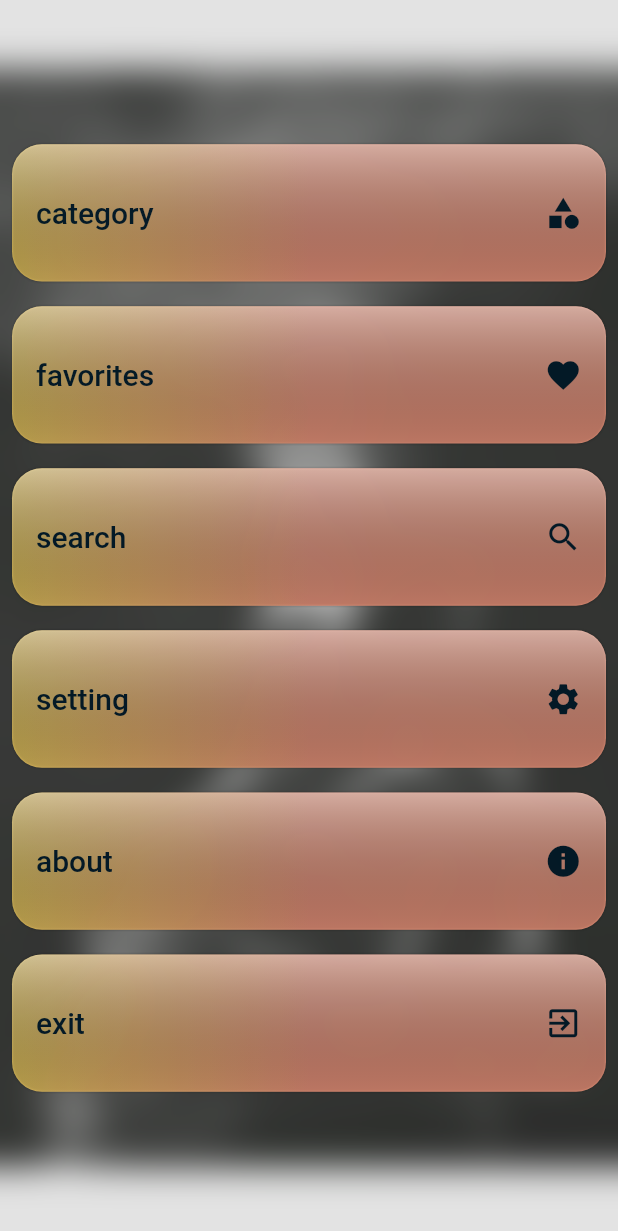
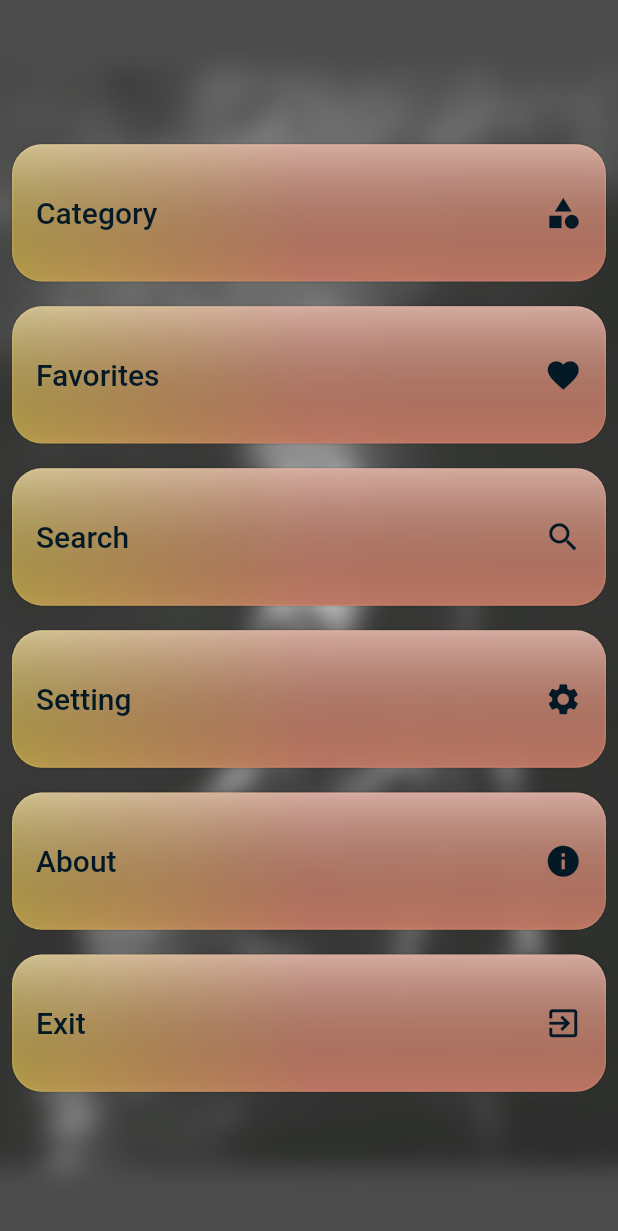
Before and after one commit to b3hzadsh/apps-inf0, a Flutter app: the screen it shows after launch, on a phone screen of 412 x 824 dp. Shown: the top 1231 px of the screen. Run offline on Flutter 3.47's test engine with Material 2 defaults, Android fonts, the phone set to English and light mode, and no system bars; Roboto replaces fonts that are missing (VAGROUND).

Commit message:
change bg - font

```diff
--- a/lib/main.dart
+++ b/lib/main.dart
@@ -3,7 +3,6 @@ import 'package:apps_info/screens/category.dart';
 import 'package:apps_info/screens/home.dart';
 import 'package:apps_info/screens/search.dart';
 import 'package:apps_info/screens/setting_screen.dart';
-import 'package:apps_info/screens/the_home.dart';
 import 'package:flutter/material.dart';
 
 void main() {
@@ -14,6 +13,7 @@ class MyApp extends StatelessWidget {
   @override
   Widget build(BuildContext context) {
     return MaterialApp(
+      theme: ThemeData(brightness: Brightness.dark, fontFamily: "VAGROUND"),
       debugShowCheckedModeBanner: false,
       title: 'Apps info',
       // home: MyHomePage(),
@@ -24,13 +24,13 @@ class MyApp extends StatelessWidget {
             builder: (context) => MyHomePage(),
             // bring splash screen at startup
           );
-        if (setting.name == "/screen/search") // for home
+        if (setting.name == "/screen/Search") // for home
           return MaterialPageRoute(
             builder: (context) => SearchScreen(),
             // bring choosing cat screen to user
           );
 
-        if (setting.name == "/screen/category") // for home
+        if (setting.name == "/screen/Category") // for home
           return MaterialPageRoute(
             builder: (context) => CategoryScreen(),
             // bring home
@@ -40,7 +40,7 @@ class MyApp extends StatelessWidget {
             builder: (context) => ArtScreen(),
             // bring home
           );
-        if (setting.name == "/screen/setting") // for home
+        if (setting.name == "/screen/Setting") // for home
           return MaterialPageRoute(
             builder: (context) => SettingScreen(),
             // bring home
--- a/lib/screens/category.dart
+++ b/lib/screens/category.dart
@@ -1,4 +1,6 @@
+import 'package:apps_info/utils/widgets.dart';
 import 'package:flutter/material.dart';
+import 'dart:ui' as ui;
 
 class CategoryScreen extends StatelessWidget {
   @override
@@ -33,8 +35,9 @@ class CategoryScreen extends StatelessWidget {
           tag: "CatHero",
         ),
       ),
-      body: Padding(
-        padding: const EdgeInsets.symmetric(vertical: 10),
+      body: MyBlurBg(
+        child: Padding(
+          padding: EdgeInsets.symmetric(vertical: 10),
           child: ListView(
             children: List<Widget>.generate(
               cats.length,
@@ -59,7 +62,7 @@ class CategoryScreen extends StatelessWidget {
                                 child: Text(
                                   cats[index],
                                   style: TextStyle(
-                                    color: Colors.grey[800], fontSize: 20),
+                                      color: Colors.grey[200], fontSize: 20),
                                 ),
                               ),
                               Icon(Icons.arrow_forward_ios)
@@ -75,6 +78,7 @@ class CategoryScreen extends StatelessWidget {
             ),
           ),
         ),
+      ),
     );
   }
 }
--- a/lib/screens/home.dart
+++ b/lib/screens/home.dart
@@ -1,9 +1,7 @@
-import 'package:apps_info/utils/path.dart';
 import 'dart:ui' as ui;
 import 'package:apps_info/utils/widgets.dart';
 import 'package:flutter/material.dart';
 import 'package:flutter/rendering.dart';
-import 'package:flutter_svg/flutter_svg.dart';
 
 class MyHomePage extends StatefulWidget {
   MyHomePage({Key key, this.title}) : super(key: key);
@@ -20,11 +18,8 @@ class _MyHomePageState extends State<MyHomePage> {
     var hieght = MediaQuery.of(context).size.height;
     var width = MediaQuery.of(context).size.width;
     return Scaffold(
-      // backgroundColor: Colors.blueGrey[300],
-      /* appBar: AppBar(
-        title: Text("widget.title"),
-      ), */
       body: SafeArea(
+        bottom: false,
         child: Column(
           // mainAxisAlignment: MainAxisAlignment.start,
           // crossAxisAlignment: CrossAxisAlignment.start,
@@ -41,68 +36,12 @@ class _MyHomePageState extends State<MyHomePage> {
             ),
                 ),
               ), */
-            /*  Container(
-            alignment: Alignment.center,
-            width: double.infinity,
-            height: hieght / 7,
-            decoration: BoxDecoration(
-        color: Theme.of(context).primaryColor,
-        borderRadius: BorderRadius.vertical(
-          bottom: Radius.circular(20),
-        ),
-            ),
-            child: Wrap(
-        children: [
 
-        ],
-            ),
-          ), */
             Expanded(
               child: Container(
-                //color: Color(0xff23B5D3),
                 width: double.infinity,
-                /* decoration: BoxDecoration(
-          /* image: DecorationImage(
-        image: AssetImage(),
-        fit: BoxFit.cover,
-          ), */
-          borderRadius: BorderRadius.vertical(
-        bottom: Radius.circular(20),
-          ),
-        ), */
-                child: Stack(
-                  // fit: StackFit.expand,
-                  alignment: Alignment.center,
-                  children: [
-                    Container(
-                        width: double.infinity,
-                        //width: double.infinity,
-                        child: Image.asset(
-                          "assets/images/wolf.jpg",
-                          fit: BoxFit.cover,
-                        )
-                        /* SvgPicture.asset(
-                          "assets/images/Large-Triangles.svg",
-                          height: hieght,
-                          alignment: Alignment.bottomRight,
-                          width: width,
-                          fit: BoxFit.fill,
-                        ), */
-                        ),
-                    BackdropFilter(
-                      child: Container(
-                        decoration: new BoxDecoration(
-                          color: Colors.grey.shade500.withOpacity(0.25),
-                        ),
-                        width: width,
-                        height: hieght,
-                      ),
-                      filter: ui.ImageFilter.blur(
-                        sigmaX: 12.0,
-                        sigmaY: 11.8,
-                      ),
-                    ),
-                    Padding(
+                child: MyBlurBg(
+                  child: Padding(
                     padding: EdgeInsets.symmetric(horizontal: 8),
                     child: Opacity(
                       opacity: 0.98,
@@ -114,61 +53,17 @@ class _MyHomePageState extends State<MyHomePage> {
                           Hero(
                             tag: "CatHero",
                             child: MainButton(
-                                  width: width,
-                                  hieght: hieght,
-                                  title: "category",
-                                  icon: Icons.category),
+                                title: "Category", icon: Icons.category),
                           ),
-                            MainButton(
-                                width: width,
-                                hieght: hieght,
-                                title: "favorites",
-                                icon: Icons.favorite),
-                            MainButton(
-                                width: width,
-                                hieght: hieght,
-                                title: "search",
-                                icon: Icons.search),
-                            MainButton(
-                                width: width,
-                                hieght: hieght,
-                                title: "setting",
-                                icon: Icons.settings),
-                            MainButton(
-                                width: width,
-                                hieght: hieght,
-                                title: "about",
-                                icon: Icons.info),
-                            MainButton(
-                                width: width,
-                                hieght: hieght,
-                                title: "exit",
-                                icon: Icons.exit_to_app),
+                          MainButton(title: "Favorites", icon: Icons.favorite),
+                          MainButton(title: "Search", icon: Icons.search),
+                          MainButton(title: "Setting", icon: Icons.settings),
+                          MainButton(title: "About", icon: Icons.info),
+                          MainButton(title: "Exit", icon: Icons.exit_to_app),
                         ],
                       ),
                     ),
                   ),
-                    /*
-        Positioned(
-          //top: -hieght / 12,
-          left: width / 1.8,
-          child: Opacity(
-            opacity: 0.4,
-            child: Container(
-              //width: double.infinity,
-              child: SvgPicture.asset(
-                "assets/images/bxl-android.svg",
-                height: hieght / 1.7,
-                alignment: Alignment.bottomRight,
-                // width: width,
-                color: Colors.yellow,
-                // fit: BoxFit.cover,
-                semanticsLabel: 'Acme Logo',
-              ),
-            ),
-          ),
-        ), */
-                  ],
                 ),
               ),
             ),
--- a/lib/screens/search.dart
+++ b/lib/screens/search.dart
@@ -1,3 +1,4 @@
+import 'package:apps_info/utils/widgets.dart';
 import 'package:flutter/material.dart';
 
 class SearchScreen extends StatefulWidget {
@@ -15,9 +16,12 @@ class _SearchScreenState extends State<SearchScreen> {
         backgroundColor: Colors.white,
       ), */
       body: SafeArea(
+          bottom: false,
+          child: MyBlurBg(
             child: Column(
               children: [
                 Container(
+                  // alignment: Alignment.topCenter,
                   decoration: BoxDecoration(
                     color: Theme.of(context).primaryColor,
                     borderRadius: BorderRadius.vertical(
@@ -40,10 +44,9 @@ class _SearchScreenState extends State<SearchScreen> {
                     //controller: controller,
                   ),
                 ),
-            //Divider()
               ],
             ),
-      ),
+          )),
     );
   }
 }
--- a/lib/screens/setting_screen.dart
+++ b/lib/screens/setting_screen.dart
@@ -10,20 +10,20 @@ class SettingScreen extends StatelessWidget {
         appBar: AppBar(
           title: Text("Setting"),
         ),
-      body: Column(
+        body: MyBlurBg(
+          child: Column(
             mainAxisAlignment: MainAxisAlignment.start,
             children: [
               Padding(
                 padding: EdgeInsets.symmetric(horizontal: 8, vertical: 20),
                 child: MainButton(
-              width: width,
-              hieght: hieght,
                   title: "Download dataset",
                   icon: Icons.download_rounded,
                 ),
               )
             ],
           ),
+        )
         // child: child,
         );
   }
--- a/lib/utils/widgets.dart
+++ b/lib/utils/widgets.dart
@@ -1,21 +1,58 @@
 import 'package:flutter/material.dart';
+import 'dart:ui' as ui;
+
+class MyBlurBg extends StatelessWidget {
+  final Widget child;
+  MyBlurBg({this.child});
+
+  @override
+  Widget build(BuildContext context) {
+    var hieght = MediaQuery.of(context).size.height;
+    return Stack(
+      alignment: Alignment.center,
+      children: [
+        Container(
+          // width: double.infinity,
+          //width: double.infinity,
+          child: Image.asset(
+            "assets/images/wolf.jpg",
+            //fit: BoxFit.fill,
+          ),
+        ),
+        BackdropFilter(
+          child: Container(
+            decoration: BoxDecoration(
+              color: Colors.grey.shade500.withOpacity(0.25),
+            ), /*
+            width: double.infinity,
+            height: hieght * 1.1, */
+            //height: hieght,
+          ),
+          filter: ui.ImageFilter.blur(
+            sigmaX: 8.0,
+            sigmaY: 8.0,
+          ),
+        ),
+        child,
+      ],
+    );
+  }
+}
 
 class MainButton extends StatelessWidget {
   const MainButton({
     Key key,
-    @required this.width,
-    @required this.hieght,
     @required this.title,
     @required this.icon,
   }) : super(key: key);
 
-  final double width;
-  final double hieght;
   final String title;
   final IconData icon;
 
   @override
   Widget build(BuildContext context) {
+    final hieght = MediaQuery.of(context).size.height;
+    final width = MediaQuery.of(context).size.width;
     return Container(
       width: double.infinity,
       decoration: BoxDecoration(
```
Also changed, not shown: pubspec.yaml (+5 -6 lines), assets/fonts/Lato.ttf (added), assets/fonts/VAGROUND.OTF (added). Lines whose indentation alone changed are shown as unchanged.
